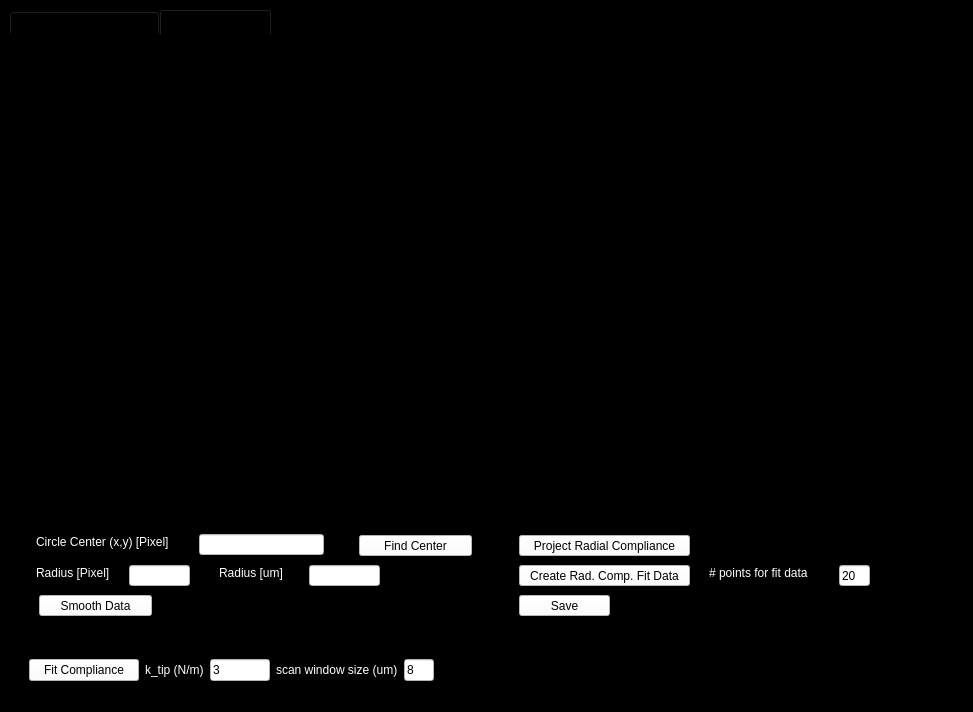
Above: data_processor/afm_data_processor_gui.ui from floriantheuss/afm_youngs_modulus before the change. Below: the same form after it.
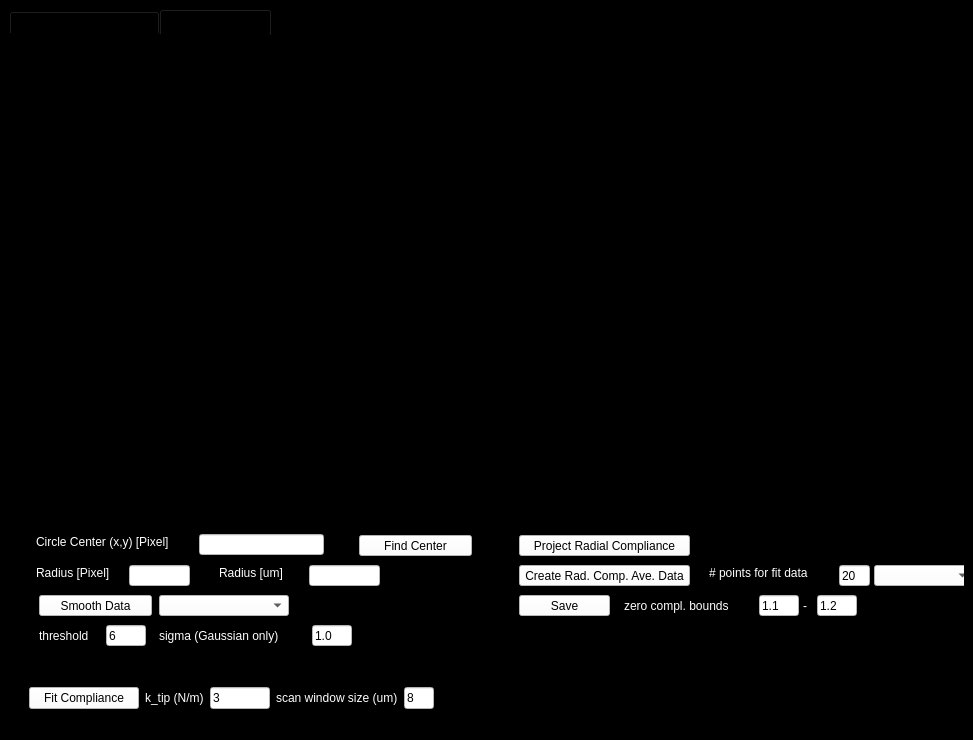
That is the form after the change. The open tabs and pages were chosen to show the change. Custom widgets are drawn as their Qt base class.

Commit message: add options to fit raw data and add new 2D smoothing option; also fixed numbers for fit points

The edit to the form file:
```diff
--- a/data_processor/afm_data_processor_gui.ui
+++ b/data_processor/afm_data_processor_gui.ui
@@ -7,7 +7,7 @@
     <x>0</x>
     <y>0</y>
     <width>973</width>
-    <height>712</height>
+    <height>740</height>
    </rect>
   </property>
   <property name="windowTitle">
@@ -468,6 +468,88 @@
          <string>Smooth Data</string>
         </property>
        </widget>
+       <widget class="QLabel" name="smoothThresholdLabel">
+        <property name="geometry">
+         <rect>
+          <x>30</x>
+          <y>593</y>
+          <width>65</width>
+          <height>16</height>
+         </rect>
+        </property>
+        <property name="styleSheet">
+         <string notr="true">color: rgb(255, 255, 255);
+background-color: rgb(0, 0, 0);</string>
+        </property>
+        <property name="text">
+         <string>threshold</string>
+        </property>
+       </widget>
+       <widget class="QLineEdit" name="smoothThresholdLineEdit">
+        <property name="geometry">
+         <rect>
+          <x>97</x>
+          <y>590</y>
+          <width>40</width>
+          <height>21</height>
+         </rect>
+        </property>
+        <property name="styleSheet">
+         <string notr="true">color: rgb(0, 0, 0);
+background-color: rgb(255, 255, 255);</string>
+        </property>
+        <property name="text">
+         <string>6</string>
+        </property>
+       </widget>
+       <widget class="QLabel" name="smoothSigmaLabel">
+        <property name="geometry">
+         <rect>
+          <x>150</x>
+          <y>593</y>
+          <width>150</width>
+          <height>16</height>
+         </rect>
+        </property>
+        <property name="styleSheet">
+         <string notr="true">color: rgb(255, 255, 255);
+background-color: rgb(0, 0, 0);</string>
+        </property>
+        <property name="text">
+         <string>sigma (Gaussian only)</string>
+        </property>
+       </widget>
+       <widget class="QLineEdit" name="smoothSigmaLineEdit">
+        <property name="geometry">
+         <rect>
+          <x>303</x>
+          <y>590</y>
+          <width>40</width>
+          <height>21</height>
+         </rect>
+        </property>
+        <property name="styleSheet">
+         <string notr="true">color: rgb(0, 0, 0);
+background-color: rgb(255, 255, 255);</string>
+        </property>
+        <property name="text">
+         <string>1.0</string>
+        </property>
+       </widget>
+       <widget class="QComboBox" name="smoothMethodComboBox">
+        <property name="geometry">
+         <rect>
+          <x>150</x>
+          <y>560</y>
+          <width>130</width>
+          <height>21</height>
+         </rect>
+        </property>
+        <property name="styleSheet">
+         <string notr="true">color: rgb(0, 0, 0);
+background-color: rgb(255, 255, 255);</string>
+        </property>
+       </widget>
        <widget class="QLabel" name="label_7">
         <property name="geometry">
          <rect>
@@ -550,7 +632,7 @@
 background-color: rgb(255, 255, 255);</string>
         </property>
         <property name="text">
-         <string>Create Rad. Comp. Fit Data</string>
+         <string>Create Rad. Comp. Ave. Data</string>
         </property>
        </widget>
        <widget class="QLineEdit" name="numPointsFitDatalineEdit">
@@ -587,6 +669,88 @@
          <string>Project Radial Compliance</string>
         </property>
        </widget>
+       <widget class="QComboBox" name="aveMethodComboBox">
+        <property name="geometry">
+         <rect>
+          <x>865</x>
+          <y>530</y>
+          <width>100</width>
+          <height>21</height>
+         </rect>
+        </property>
+        <property name="styleSheet">
+         <string notr="true">color: rgb(0, 0, 0);
+background-color: rgb(255, 255, 255);</string>
+        </property>
+       </widget>
+       <widget class="QLabel" name="zeroComplBoundsLabel">
+        <property name="geometry">
+         <rect>
+          <x>615</x>
+          <y>563</y>
+          <width>130</width>
+          <height>16</height>
+         </rect>
+        </property>
+        <property name="styleSheet">
+         <string notr="true">color: rgb(255, 255, 255);
+background-color: rgb(0, 0, 0);</string>
+        </property>
+        <property name="text">
+         <string>zero compl. bounds</string>
+        </property>
+       </widget>
+       <widget class="QLineEdit" name="zeroComplMinLineEdit">
+        <property name="geometry">
+         <rect>
+          <x>750</x>
+          <y>560</y>
+          <width>40</width>
+          <height>21</height>
+         </rect>
+        </property>
+        <property name="styleSheet">
+         <string notr="true">color: rgb(0, 0, 0);
+background-color: rgb(255, 255, 255);</string>
+        </property>
+        <property name="text">
+         <string>1.1</string>
+        </property>
+       </widget>
+       <widget class="QLabel" name="zeroComplBoundsSepLabel">
+        <property name="geometry">
+         <rect>
+          <x>794</x>
+          <y>563</y>
+          <width>10</width>
+          <height>16</height>
+         </rect>
+        </property>
+        <property name="styleSheet">
+         <string notr="true">color: rgb(255, 255, 255);
+background-color: rgb(0, 0, 0);</string>
+        </property>
+        <property name="text">
+         <string>-</string>
+        </property>
+       </widget>
+       <widget class="QLineEdit" name="zeroComplMaxLineEdit">
+        <property name="geometry">
+         <rect>
+          <x>808</x>
+          <y>560</y>
+          <width>40</width>
+          <height>21</height>
+         </rect>
+        </property>
+        <property name="styleSheet">
+         <string notr="true">color: rgb(0, 0, 0);
+background-color: rgb(255, 255, 255);</string>
+        </property>
+        <property name="text">
+         <string>1.2</string>
+        </property>
+       </widget>
        <widget class="PlotWidget" name="complianceRadialPlot">
         <property name="geometry">
          <rect>
```
Left out of the diff: 4 changed lines with no effect on the pictures. The commit also changes 4 other files.
